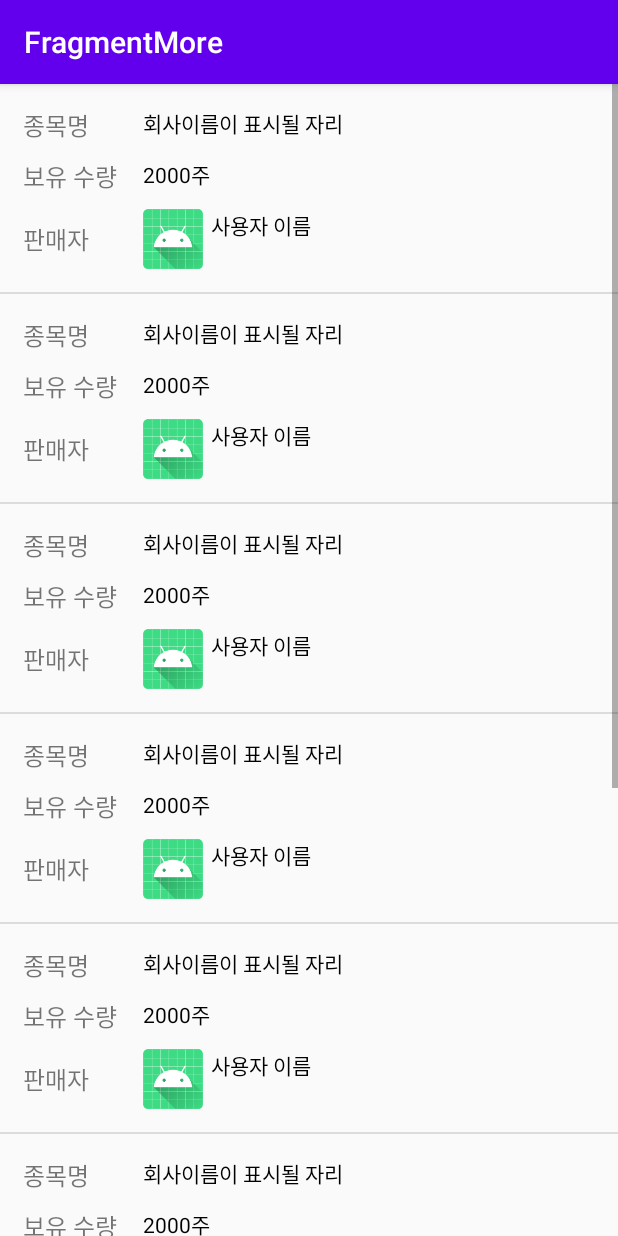
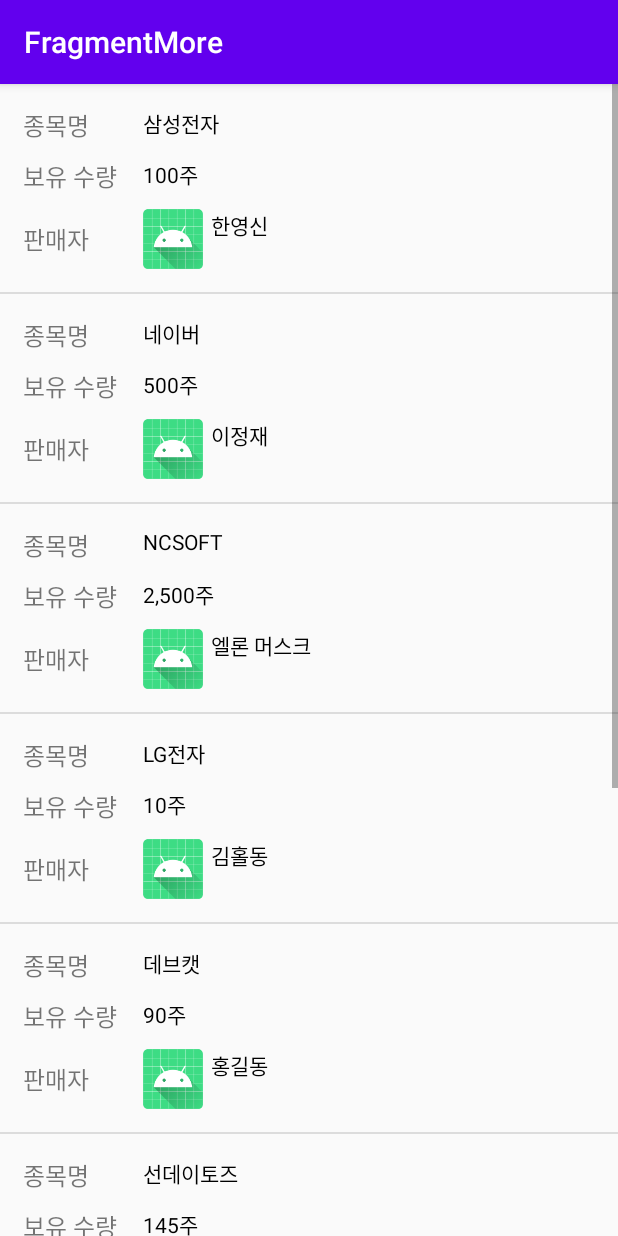
Before and after one commit to RobertHan96/FragmentMore, an Android app: the fragment BoardFragment shown on its own in the app's theme, on a phone screen of 412 x 824 dp. Run offline under Robolectric (Android 15) with nearby library versions, the phone set to English and light mode, and no system bars.

Commit message:
10th commit : Board리스트뷰에 실데이터 반영

```diff
--- a/app/src/main/java/com/nexon/fragmentmore/adapters/PostAdapter.kt
+++ b/app/src/main/java/com/nexon/fragmentmore/adapters/PostAdapter.kt
@@ -28,6 +28,14 @@ class PostAdapter (context: Context, resID : Int, list: ArrayList<Post>) : Array
 //    위에서 이미 null 체크가 끝났으므로 내가 가져올 리스트 아이템은 !!를 사용해 강제 언랩핑해서 사용 준비
         val row = tempRow!!
 //     findViewById를 할때는 찾을 객체의 속성을 <> 안에 정확히 입력해야 객체를 가져올 수 있음
+        val companyNameText = row.findViewById<TextView>(R.id.companyNameText)
+        val userNameText = row.findViewById<TextView>(R.id.userNameText)
+        val amountText = row.findViewById<TextView>(R.id.amountText)
+
+        val postData = mList.get(position)
+        companyNameText.text = postData.companyNmae
+        userNameText.text = postData.userName
+        amountText.text = String.format("%,d주", postData.amount)
 
 
         return  row
--- a/app/src/main/res/layout/post_list_item.xml
+++ b/app/src/main/res/layout/post_list_item.xml
@@ -23,6 +23,7 @@
                 android:text="종목명"
                 android:textSize="16sp"/>
             <TextView
+                android:id="@+id/companyNameText"
                 android:layout_width="match_parent"
                 android:layout_height="match_parent"
                 android:text="회사이름이 표시될 자리"
@@ -43,6 +44,7 @@
                 android:text="보유 수량"
                 android:textSize="16sp"/>
             <TextView
+                android:id="@+id/amountText"
                 android:layout_width="match_parent"
                 android:layout_height="match_parent"
                 android:text="2000주"
@@ -68,6 +70,7 @@
                 android:src="@mipmap/ic_launcher"/>
 
             <TextView
+                android:id="@+id/userNameText"
                 android:layout_width="match_parent"
                 android:layout_height="match_parent"
                 android:text="사용자 이름"
```
